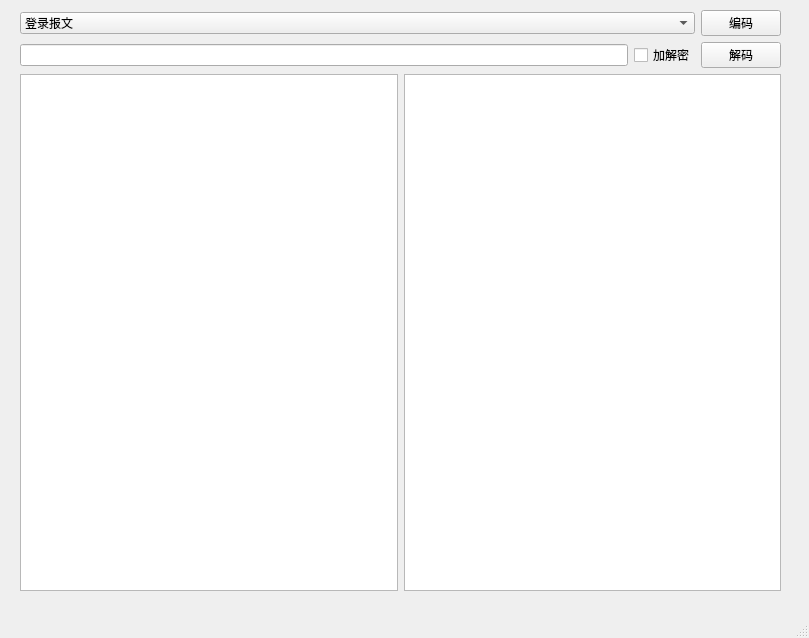
First picture: the form in demo_main.ui, repository bright-pan/pyqt_pbc_demo, before the edit.
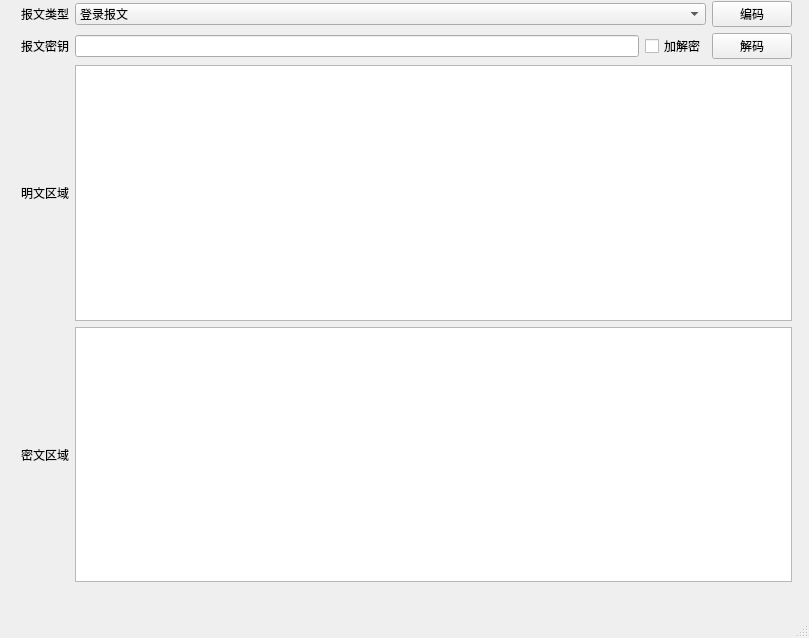
Second picture: the form after the edit.

The edit to the form file:
```diff
--- a/demo_main.ui
+++ b/demo_main.ui
@@ -17,16 +17,21 @@
    <widget class="QWidget" name="">
     <property name="geometry">
      <rect>
-      <x>20</x>
-      <y>10</y>
-      <width>761</width>
+      <x>21</x>
+      <y>1</y>
+      <width>771</width>
       <height>581</height>
      </rect>
     </property>
-    <layout class="QVBoxLayout" name="verticalLayout">
-     <item>
       <layout class="QGridLayout" name="gridLayout">
-       <item row="0" column="0" colspan="2">
+     <item row="0" column="0">
+      <widget class="QLabel" name="label">
+       <property name="text">
+        <string>报文类型</string>
+       </property>
+      </widget>
+     </item>
+     <item row="0" column="1" colspan="2">
         <widget class="QComboBox" name="comboBox">
          <item>
           <property name="text">
@@ -35,7 +40,7 @@
          </item>
         </widget>
        </item>
-       <item row="0" column="2">
+     <item row="0" column="3">
         <widget class="QPushButton" name="epushButton">
          <property name="text">
           <string>编码</string>
@@ -43,37 +48,52 @@
         </widget>
        </item>
        <item row="1" column="0">
+      <widget class="QLabel" name="label_2">
+       <property name="text">
+        <string>报文密钥</string>
+       </property>
+      </widget>
+     </item>
+     <item row="1" column="1">
         <widget class="QLineEdit" name="elineEdit">
          <property name="text">
           <string/>
          </property>
         </widget>
        </item>
-       <item row="1" column="1">
+     <item row="1" column="2">
         <widget class="QCheckBox" name="echeckBox_2">
          <property name="text">
           <string>加解密</string>
          </property>
         </widget>
        </item>
-       <item row="1" column="2">
+     <item row="1" column="3">
         <widget class="QPushButton" name="dpushButton">
          <property name="text">
           <string>解码</string>
          </property>
         </widget>
        </item>
-      </layout>
+     <item row="2" column="0">
+      <widget class="QLabel" name="label_3">
+       <property name="text">
+        <string>明文区域</string>
+       </property>
+      </widget>
      </item>
-     <item>
-      <layout class="QHBoxLayout" name="horizontalLayout">
-       <item>
+     <item row="2" column="1" colspan="3">
         <widget class="QTextEdit" name="textEdit"/>
        </item>
-       <item>
+     <item row="3" column="0">
+      <widget class="QLabel" name="label_4">
+       <property name="text">
+        <string>密文区域</string>
+       </property>
+      </widget>
+     </item>
+     <item row="3" column="1" colspan="3">
         <widget class="QTextEdit" name="textEdit_2"/>
-       </item>
-      </layout>
      </item>
     </layout>
    </widget>
```
Lines whose indentation alone changed are shown as unchanged.
